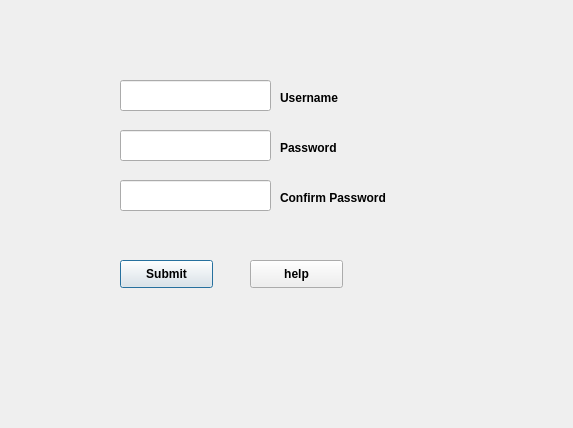
Qt form TicTacToe/registrationscene.ui (Amatarasu/A-Team) before a commit.
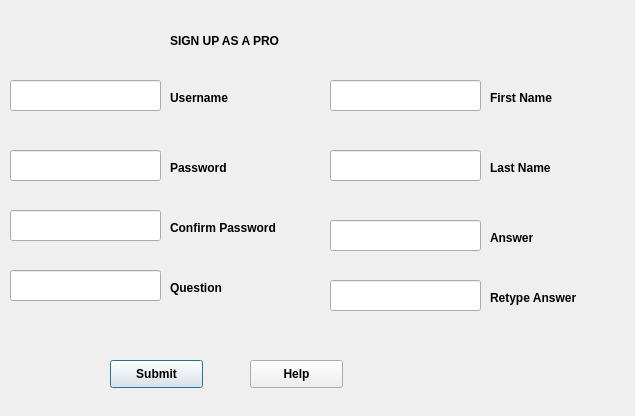
The same form after that commit.

Commit message: just fixed the login and sign in button. still having issues with some of the codes and return errors. And also copy the .dll file and make sure to put it in the build folder.

The edit to the form file:
```diff
--- a/TicTacToe/registrationscene.ui
+++ b/TicTacToe/registrationscene.ui
@@ -6,8 +6,8 @@
    <rect>
     <x>0</x>
     <y>0</y>
-    <width>573</width>
-    <height>428</height>
+    <width>635</width>
+    <height>416</height>
    </rect>
   </property>
   <property name="windowTitle">
@@ -16,7 +16,7 @@
   <widget class="QLineEdit" name="usernameInput_2">
    <property name="geometry">
     <rect>
-     <x>120</x>
+     <x>10</x>
      <y>80</y>
      <width>151</width>
      <height>31</height>
@@ -26,33 +26,124 @@
   <widget class="QLineEdit" name="passwordInput_2">
    <property name="geometry">
     <rect>
-     <x>120</x>
-     <y>130</y>
+     <x>330</x>
+     <y>80</y>
      <width>151</width>
      <height>31</height>
     </rect>
    </property>
    <property name="echoMode">
+    <enum>QLineEdit::Normal</enum>
+   </property>
+  </widget>
+  <widget class="QLineEdit" name="passwordInput">
+   <property name="geometry">
+    <rect>
+     <x>10</x>
+     <y>150</y>
+     <width>151</width>
+     <height>31</height>
+    </rect>
+   </property>
+   <property name="echoMode">
     <enum>QLineEdit::Password</enum>
    </property>
   </widget>
-  <widget class="QLineEdit" name="confirmPasswordInput_2">
+  <widget class="QPushButton" name="signupButton">
    <property name="geometry">
     <rect>
-     <x>120</x>
-     <y>180</y>
+     <x>110</x>
+     <y>360</y>
+     <width>93</width>
+     <height>28</height>
+    </rect>
+   </property>
+   <property name="font">
+    <font>
+     <weight>75</weight>
+     <bold>true</bold>
+    </font>
+   </property>
+   <property name="text">
+    <string>Submit</string>
+   </property>
+  </widget>
+  <widget class="QPushButton" name="registrationHelpButton">
+   <property name="geometry">
+    <rect>
+     <x>250</x>
+     <y>360</y>
+     <width>93</width>
+     <height>28</height>
+    </rect>
+   </property>
+   <property name="font">
+    <font>
+     <weight>75</weight>
+     <bold>true</bold>
+    </font>
+   </property>
+   <property name="text">
+    <string>Help</string>
+   </property>
+  </widget>
+  <widget class="QLineEdit" name="lastNameInput">
+   <property name="geometry">
+    <rect>
+     <x>330</x>
+     <y>150</y>
      <width>151</width>
      <height>31</height>
     </rect>
    </property>
+  </widget>
+  <widget class="QLineEdit" name="confirmPasswordInput">
+   <property name="geometry">
+    <rect>
+     <x>10</x>
+     <y>210</y>
+     <width>151</width>
+     <height>31</height>
+    </rect>
+   </property>
    <property name="echoMode">
     <enum>QLineEdit::Password</enum>
    </property>
   </widget>
-  <widget class="QLabel" name="usernameLabel">
+  <widget class="QLineEdit" name="answerInput">
    <property name="geometry">
     <rect>
-     <x>280</x>
+     <x>330</x>
+     <y>220</y>
+     <width>151</width>
+     <height>31</height>
+    </rect>
+   </property>
+  </widget>
+  <widget class="QLineEdit" name="questionInput">
+   <property name="geometry">
+    <rect>
+     <x>10</x>
+     <y>270</y>
+     <width>151</width>
+     <height>31</height>
+    </rect>
+   </property>
+  </widget>
+  <widget class="QLineEdit" name="retypeAnswerInput">
+   <property name="geometry">
+    <rect>
+     <x>330</x>
+     <y>280</y>
+     <width>151</width>
+     <height>31</height>
+    </rect>
+   </property>
+  </widget>
+  <widget class="QLabel" name="userLabel">
+   <property name="geometry">
+    <rect>
+     <x>170</x>
      <y>90</y>
      <width>81</width>
      <height>16</height>
@@ -71,8 +162,8 @@
   <widget class="QLabel" name="passwordlabel">
    <property name="geometry">
     <rect>
-     <x>280</x>
-     <y>140</y>
+     <x>170</x>
+     <y>160</y>
      <width>71</width>
      <height>16</height>
     </rect>
@@ -90,9 +181,9 @@
   <widget class="QLabel" name="confirmPasswordlabel">
    <property name="geometry">
     <rect>
-     <x>280</x>
-     <y>190</y>
-     <width>111</width>
+     <x>170</x>
+     <y>220</y>
+     <width>121</width>
      <height>16</height>
     </rect>
    </property>
@@ -106,13 +197,13 @@
     <string>Confirm Password</string>
    </property>
   </widget>
-  <widget class="QPushButton" name="pushButton">
+  <widget class="QLabel" name="label_4">
    <property name="geometry">
     <rect>
-     <x>120</x>
-     <y>260</y>
-     <width>93</width>
-     <height>28</height>
+     <x>170</x>
+     <y>280</y>
+     <width>91</width>
+     <height>16</height>
     </rect>
    </property>
    <property name="font">
@@ -122,16 +213,16 @@
     </font>
    </property>
    <property name="text">
-    <string>Submit</string>
+    <string>Question</string>
    </property>
   </widget>
-  <widget class="QPushButton" name="pushButton_2">
+  <widget class="QLabel" name="label_5">
    <property name="geometry">
     <rect>
-     <x>250</x>
-     <y>260</y>
-     <width>93</width>
-     <height>28</height>
+     <x>490</x>
+     <y>90</y>
+     <width>71</width>
+     <height>16</height>
     </rect>
    </property>
    <property name="font">
@@ -141,7 +232,86 @@
     </font>
    </property>
    <property name="text">
-    <string>help</string>
+    <string>First Name</string>
+   </property>
+  </widget>
+  <widget class="QLabel" name="label_6">
+   <property name="geometry">
+    <rect>
+     <x>490</x>
+     <y>160</y>
+     <width>71</width>
+     <height>16</height>
+    </rect>
+   </property>
+   <property name="font">
+    <font>
+     <weight>75</weight>
+     <bold>true</bold>
+    </font>
+   </property>
+   <property name="text">
+    <string>Last Name</string>
+   </property>
+  </widget>
+  <widget class="QLabel" name="label_7">
+   <property name="geometry">
+    <rect>
+     <x>490</x>
+     <y>230</y>
+     <width>71</width>
+     <height>16</height>
+    </rect>
+   </property>
+   <property name="font">
+    <font>
+     <weight>75</weight>
+     <bold>true</bold>
+    </font>
+   </property>
+   <property name="text">
+    <string>Answer</string>
+   </property>
+  </widget>
+  <widget class="QLabel" name="label_8">
+   <property name="geometry">
+    <rect>
+     <x>490</x>
+     <y>290</y>
+     <width>111</width>
+     <height>16</height>
+    </rect>
+   </property>
+   <property name="font">
+    <font>
+     <weight>75</weight>
+     <bold>true</bold>
+    </font>
+   </property>
+   <property name="text">
+    <string>Retype Answer</string>
+   </property>
+  </widget>
+  <widget class="QLabel" name="signUPLabel">
+   <property name="geometry">
+    <rect>
+     <x>170</x>
+     <y>30</y>
+     <width>191</width>
+     <height>21</height>
+    </rect>
+   </property>
+   <property name="font">
+    <font>
+     <weight>75</weight>
+     <bold>true</bold>
+    </font>
+   </property>
+   <property name="focusPolicy">
+    <enum>Qt::NoFocus</enum>
+   </property>
+   <property name="text">
+    <string>SIGN UP AS A PRO</string>
    </property>
   </widget>
  </widget>
```
Left out of the diff: 8 changed lines with no effect on the pictures. The commit also changes 14 other files.
